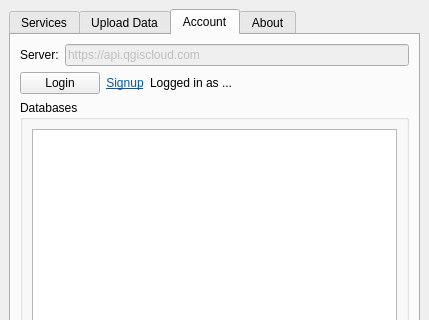
Above: qgiscloud/ui_qgiscloudplugin.ui from qgiscloud/qgis-cloud-plugin before the change; both pictures show x 0 to 429 and y 0 to 320 of the 429 by 602 pixel window. Below: the same form after it.
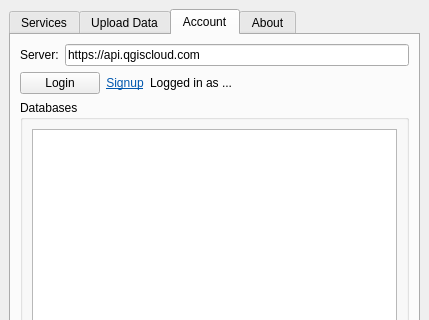
That is the form after the change. The open tabs and pages were chosen to show the change. Icons and pictures are not drawn.

```diff
--- a/qgiscloud/ui_qgiscloudplugin.ui
+++ b/qgiscloud/ui_qgiscloudplugin.ui
@@ -469,7 +469,7 @@
           <item>
            <widget class="QLineEdit" name="editServer">
             <property name="enabled">
-             <bool>false</bool>
+             <bool>true</bool>
             </property>
             <property name="text">
              <string>https://api.qgiscloud.com</string>
```
Left out of the diff: 2 changed lines with no effect on the pictures.
